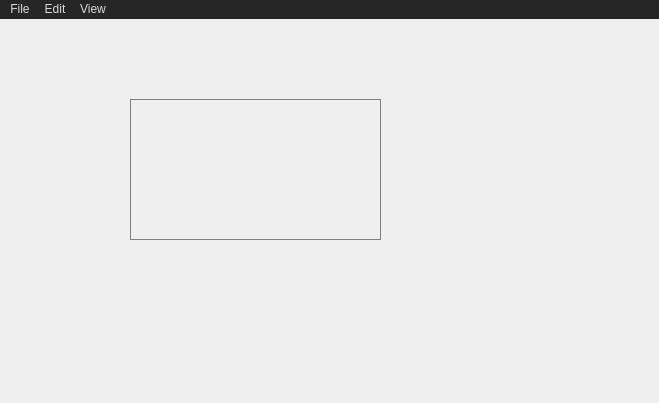
First picture: the form in Femto/Forms/femto.ui, repository ArZero-12/Femto, before the edit.
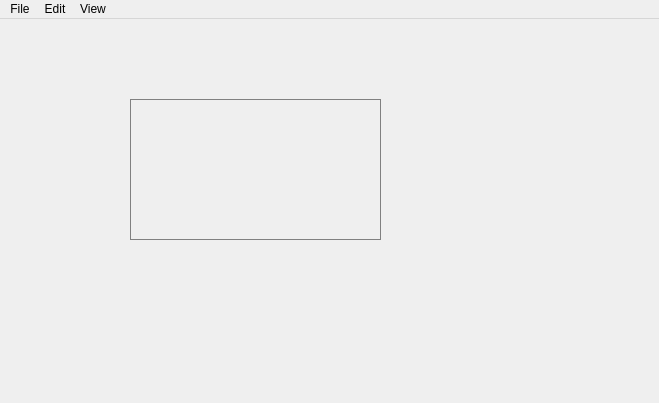
Second picture: the form after the edit. Icons and pictures are not drawn.

What changed in the file:
```diff
--- a/Femto/Forms/femto.ui
+++ b/Femto/Forms/femto.ui
@@ -101,449 +101,14 @@
      <x>0</x>
      <y>0</y>
      <width>659</width>
-     <height>23</height>
+     <height>22</height>
     </rect>
    </property>
    <property name="palette">
     <palette>
-     <active>
-      <colorrole role="WindowText">
-       <brush brushstyle="SolidPattern">
-        <color alpha="255">
-         <red>255</red>
-         <green>255</green>
-         <blue>255</blue>
-        </color>
-       </brush>
-      </colorrole>
-      <colorrole role="Button">
-       <brush brushstyle="SolidPattern">
-        <color alpha="255">
-         <red>36</red>
-         <green>31</green>
-         <blue>49</blue>
-        </color>
-       </brush>
-      </colorrole>
-      <colorrole role="Light">
-       <brush brushstyle="SolidPattern">
-        <color alpha="255">
-         <red>54</red>
-         <green>46</green>
-         <blue>73</blue>
-        </color>
-       </brush>
-      </colorrole>
-      <colorrole role="Midlight">
-       <brush brushstyle="SolidPattern">
-        <color alpha="255">
-         <red>45</red>
-         <green>38</green>
-         <blue>61</blue>
-        </color>
-       </brush>
-      </colorrole>
-      <colorrole role="Dark">
-       <brush brushstyle="SolidPattern">
-        <color alpha="255">
-         <red>18</red>
-         <green>15</green>
-         <blue>24</blue>
-        </color>
-       </brush>
-      </colorrole>
-      <colorrole role="Mid">
-       <brush brushstyle="SolidPattern">
-        <color alpha="255">
-         <red>24</red>
-         <green>21</green>
-         <blue>33</blue>
-        </color>
-       </brush>
-      </colorrole>
-      <colorrole role="Text">
-       <brush brushstyle="SolidPattern">
-        <color alpha="255">
-         <red>255</red>
-         <green>255</green>
-         <blue>255</blue>
-        </color>
-       </brush>
-      </colorrole>
-      <colorrole role="BrightText">
-       <brush brushstyle="SolidPattern">
-        <color alpha="255">
-         <red>255</red>
-         <green>255</green>
-         <blue>255</blue>
-        </color>
-       </brush>
-      </colorrole>
-      <colorrole role="ButtonText">
-       <brush brushstyle="SolidPattern">
-        <color alpha="255">
-         <red>255</red>
-         <green>255</green>
-         <blue>255</blue>
-        </color>
-       </brush>
-      </colorrole>
-      <colorrole role="Base">
-       <brush brushstyle="SolidPattern">
-        <color alpha="255">
-         <red>0</red>
-         <green>0</green>
-         <blue>0</blue>
-        </color>
-       </brush>
-      </colorrole>
-      <colorrole role="Window">
-       <brush brushstyle="SolidPattern">
-        <color alpha="255">
-         <red>36</red>
-         <green>31</green>
-         <blue>49</blue>
-        </color>
-       </brush>
-      </colorrole>
-      <colorrole role="Shadow">
-       <brush brushstyle="SolidPattern">
-        <color alpha="255">
-         <red>0</red>
-         <green>0</green>
-         <blue>0</blue>
-        </color>
-       </brush>
-      </colorrole>
-      <colorrole role="AlternateBase">
-       <brush brushstyle="SolidPattern">
-        <color alpha="255">
-         <red>18</red>
-         <green>15</green>
-         <blue>24</blue>
-        </color>
-       </brush>
-      </colorrole>
-      <colorrole role="ToolTipBase">
-       <brush brushstyle="SolidPattern">
-        <color alpha="255">
-         <red>255</red>
-         <green>255</green>
-         <blue>220</blue>
-        </color>
-       </brush>
-      </colorrole>
-      <colorrole role="ToolTipText">
-       <brush brushstyle="SolidPattern">
-        <color alpha="255">
-         <red>0</red>
-         <green>0</green>
-         <blue>0</blue>
-        </color>
-       </brush>
-      </colorrole>
-      <colorrole role="PlaceholderText">
-       <brush brushstyle="SolidPattern">
-        <color alpha="127">
-         <red>255</red>
-         <green>255</green>
-         <blue>255</blue>
-        </color>
-       </brush>
-      </colorrole>
-     </active>
-     <inactive>
-      <colorrole role="WindowText">
-       <brush brushstyle="SolidPattern">
-        <color alpha="255">
-         <red>218</red>
-         <green>218</green>
-         <blue>218</blue>
-        </color>
-       </brush>
-      </colorrole>
-      <colorrole role="Button">
-       <brush brushstyle="SolidPattern">
-        <color alpha="255">
-         <red>38</red>
-         <green>38</green>
-         <blue>38</blue>
-        </color>
-       </brush>
-      </colorrole>
-      <colorrole role="Light">
-       <brush brushstyle="SolidPattern">
-        <color alpha="255">
-         <red>255</red>
-         <green>255</green>
-         <blue>255</blue>
-        </color>
-       </brush>
-      </colorrole>
-      <colorrole role="Midlight">
-       <brush brushstyle="SolidPattern">
-        <color alpha="255">
-         <red>202</red>
-         <green>202</green>
-         <blue>202</blue>
-        </color>
-       </brush>
-      </colorrole>
-      <colorrole role="Dark">
-       <brush brushstyle="SolidPattern">
-        <color alpha="255">
-         <red>31</red>
-         <green>31</green>
-         <blue>31</blue>
-        </color>
-       </brush>
-      </colorrole>
-      <colorrole role="Mid">
-       <brush brushstyle="SolidPattern">
-        <color alpha="255">
-         <red>175</red>
-         <green>175</green>
-         <blue>175</blue>
-        </color>
-       </brush>
-      </colorrole>
-      <colorrole role="Text">
-       <brush brushstyle="SolidPattern">
-        <color alpha="255">
-         <red>218</red>
-         <green>218</green>
-         <blue>218</blue>
-        </color>
-       </brush>
-      </colorrole>
-      <colorrole role="BrightText">
-       <brush brushstyle="SolidPattern">
-        <color alpha="255">
-         <red>255</red>
-         <green>51</green>
-         <blue>51</blue>
-        </color>
-       </brush>
-      </colorrole>
-      <colorrole role="ButtonText">
-       <brush brushstyle="SolidPattern">
-        <color alpha="255">
-         <red>218</red>
-         <green>218</green>
-         <blue>218</blue>
-        </color>
-       </brush>
-      </colorrole>
-      <colorrole role="Base">
-       <brush brushstyle="SolidPattern">
-        <color alpha="255">
-         <red>38</red>
-         <green>39</green>
-         <blue>40</blue>
-        </color>
-       </brush>
-      </colorrole>
-      <colorrole role="Window">
-       <brush brushstyle="SolidPattern">
-        <color alpha="255">
-         <red>38</red>
-         <green>38</green>
-         <blue>38</blue>
-        </color>
-       </brush>
-      </colorrole>
-      <colorrole role="Shadow">
-       <brush brushstyle="SolidPattern">
-        <color alpha="255">
-         <red>118</red>
-         <green>118</green>
-         <blue>118</blue>
-        </color>
-       </brush>
-      </colorrole>
-      <colorrole role="AlternateBase">
-       <brush brushstyle="SolidPattern">
-        <color alpha="255">
-         <red>38</red>
-         <green>39</green>
-         <blue>40</blue>
-        </color>
-       </brush>
-      </colorrole>
-      <colorrole role="ToolTipBase">
-       <brush brushstyle="SolidPattern">
-        <color alpha="255">
-         <red>17</red>
-         <green>17</green>
-         <blue>17</blue>
-        </color>
-       </brush>
-      </colorrole>
-      <colorrole role="ToolTipText">
-       <brush brushstyle="SolidPattern">
-        <color alpha="255">
-         <red>218</red>
-         <green>218</green>
-         <blue>218</blue>
-        </color>
-       </brush>
-      </colorrole>
-      <colorrole role="PlaceholderText">
-       <brush brushstyle="SolidPattern">
-        <color alpha="255">
-         <red>128</red>
-         <green>128</green>
-         <blue>129</blue>
-        </color>
-       </brush>
-      </colorrole>
-     </inactive>
-     <disabled>
-      <colorrole role="WindowText">
-       <brush brushstyle="SolidPattern">
-        <color alpha="255">
-         <red>18</red>
-         <green>15</green>
-         <blue>24</blue>
-        </color>
-       </brush>
-      </colorrole>
-      <colorrole role="Button">
-       <brush brushstyle="SolidPattern">
-        <color alpha="255">
-         <red>36</red>
-         <green>31</green>
-         <blue>49</blue>
-        </color>
-       </brush>
-      </colorrole>
-      <colorrole role="Light">
-       <brush brushstyle="SolidPattern">
-        <color alpha="255">
-         <red>54</red>
-         <green>46</green>
-         <blue>73</blue>
-        </color>
-       </brush>
-      </colorrole>
-      <colorrole role="Midlight">
-       <brush brushstyle="SolidPattern">
-        <color alpha="255">
-         <red>45</red>
-         <green>38</green>
-         <blue>61</blue>
-        </color>
-       </brush>
-      </colorrole>
-      <colorrole role="Dark">
-       <brush brushstyle="SolidPattern">
-        <color alpha="255">
-         <red>18</red>
-         <green>15</green>
-         <blue>24</blue>
-        </color>
-       </brush>
-      </colorrole>
-      <colorrole role="Mid">
-       <brush brushstyle="SolidPattern">
-        <color alpha="255">
-         <red>24</red>
-         <green>21</green>
-         <blue>33</blue>
-        </color>
-       </brush>
-      </colorrole>
-      <colorrole role="Text">
-       <brush brushstyle="SolidPattern">
-        <color alpha="255">
-         <red>18</red>
-         <green>15</green>
-         <blue>24</blue>
-        </color>
-       </brush>
-      </colorrole>
-      <colorrole role="BrightText">
-       <brush brushstyle="SolidPattern">
-        <color alpha="255">
-         <red>255</red>
-         <green>255</green>
-         <blue>255</blue>
-        </color>
-       </brush>
-      </colorrole>
-      <colorrole role="ButtonText">
-       <brush brushstyle="SolidPattern">
-        <color alpha="255">
-         <red>18</red>
-         <green>15</green>
-         <blue>24</blue>
-        </color>
-       </brush>
-      </colorrole>
-      <colorrole role="Base">
-       <brush brushstyle="SolidPattern">
-        <color alpha="255">
-         <red>36</red>
-         <green>31</green>
-         <blue>49</blue>
-        </color>
-       </brush>
-      </colorrole>
-      <colorrole role="Window">
-       <brush brushstyle="SolidPattern">
-        <color alpha="255">
-         <red>36</red>
-         <green>31</green>
-         <blue>49</blue>
-        </color>
-       </brush>
-      </colorrole>
-      <colorrole role="Shadow">
-       <brush brushstyle="SolidPattern">
-        <color alpha="255">
-         <red>177</red>
-         <green>177</green>
-         <blue>177</blue>
-        </color>
-       </brush>
-      </colorrole>
-      <colorrole role="AlternateBase">
-       <brush brushstyle="SolidPattern">
-        <color alpha="255">
-         <red>38</red>
-         <green>39</green>
-         <blue>40</blue>
-        </color>
-       </brush>
-      </colorrole>
-      <colorrole role="ToolTipBase">
-       <brush brushstyle="SolidPattern">
-        <color alpha="255">
-         <red>17</red>
-         <green>17</green>
-         <blue>17</blue>
-        </color>
-       </brush>
-      </colorrole>
-      <colorrole role="ToolTipText">
-       <brush brushstyle="SolidPattern">
-        <color alpha="255">
-         <red>218</red>
-         <green>218</green>
-         <blue>218</blue>
-        </color>
-       </brush>
-      </colorrole>
-      <colorrole role="PlaceholderText">
-       <brush brushstyle="SolidPattern">
-        <color alpha="255">
-         <red>128</red>
-         <green>128</green>
-         <blue>129</blue>
-        </color>
-       </brush>
-      </colorrole>
-     </disabled>
+     <active/>
+     <inactive/>
+     <disabled/>
     </palette>
    </property>
    <property name="autoFillBackground">
```
Left out of the diff: 5 changed lines with no effect on the pictures.
